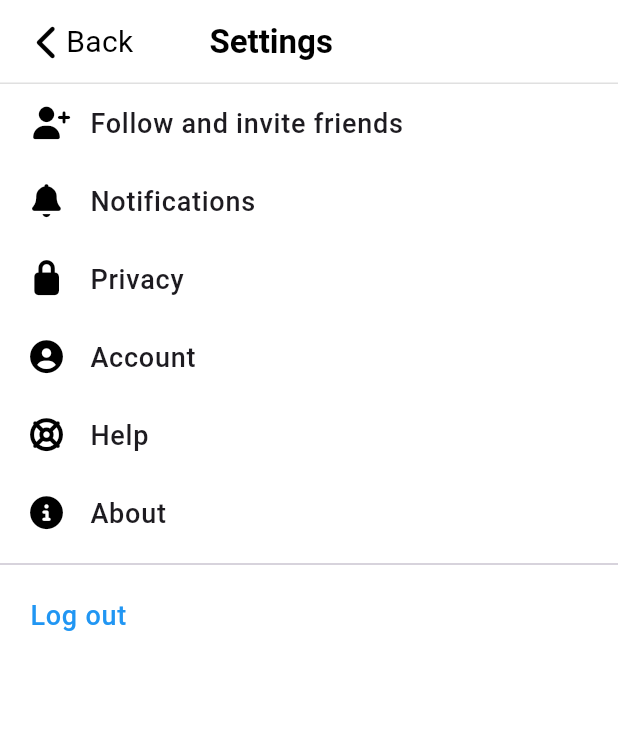
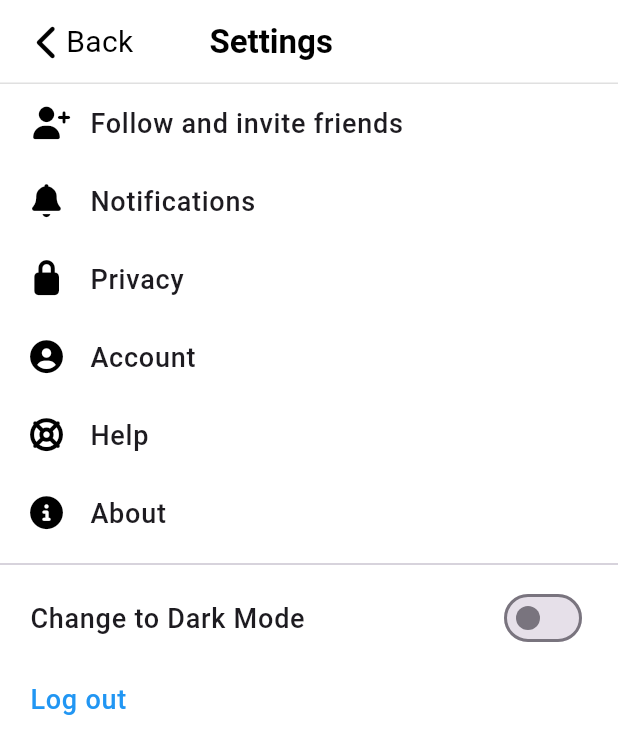
Before and after one commit to seedjin298/flutterChallenge2025, a Flutter app: the SettingsScreen screen opened directly, on a phone screen of 412 x 824 dp. Shown: the top 754 px of the screen. Run offline on Flutter 3.47's test engine with Material 3 defaults, Android fonts, the phone set to English and light mode, and no system bars; our stand-ins replace camera, faker, flutter_svg, font_awesome_flutter, go_router, image_picker and 2 more; accounts and stored records are empty.

Commit message:
finished day39

```diff
--- /dev/null
+++ b/devtools_options.yaml
@@ -0,0 +1,3 @@
+description: This file stores settings for Dart & Flutter DevTools.
+documentation: https://docs.flutter.dev/tools/devtools/extensions#configure-extension-enablement-states
+extensions:
--- a/lib/router.dart
+++ b/lib/router.dart
@@ -1,6 +1,6 @@
 import 'package:day15/features/main_navigation/main_navigation_screen.dart';
-import 'package:day15/settings/privacy_screen.dart';
-import 'package:day15/settings/settings_screen.dart';
+import 'package:day15/settings/views/privacy_screen.dart';
+import 'package:day15/settings/views/settings_screen.dart';
 import 'package:go_router/go_router.dart';
 
 final router = GoRouter(
--- /dev/null
+++ b/lib/settings/models/theme_mode_model.dart
@@ -0,0 +1,7 @@
+class ThemeModeModel {
+  bool darkMode;
+
+  ThemeModeModel({
+    required this.darkMode,
+  });
+}
--- /dev/null
+++ b/lib/settings/repo/theme_mode_repo.dart
@@ -0,0 +1,17 @@
+import 'package:shared_preferences/shared_preferences.dart';
+
+class ThemeModeRepository {
+  static const String _darkMode = "isDarkMode";
+
+  final SharedPreferences _preferences;
+
+  ThemeModeRepository(this._preferences);
+
+  Future<void> setDarkMode(bool value) async {
+    _preferences.setBool(_darkMode, value);
+  }
+
+  bool isDarkMode() {
+    return _preferences.getBool(_darkMode) ?? false;
+  }
+}
--- /dev/null
+++ b/lib/settings/view_models/theme_mode_view_model.dart
@@ -0,0 +1,21 @@
+import 'package:day15/settings/models/theme_mode_model.dart';
+import 'package:day15/settings/repo/theme_mode_repo.dart';
+import 'package:flutter/material.dart';
+
+class ThemeModeViewModel extends ChangeNotifier {
+  final ThemeModeRepository _repository;
+
+  late final ThemeModeModel _model = ThemeModeModel(
+    darkMode: _repository.isDarkMode(),
+  );
+
+  ThemeModeViewModel(this._repository);
+
+  bool get darkMode => _model.darkMode;
+
+  void setDarkMode(bool value) {
+    _repository.setDarkMode(value);
+    _model.darkMode = value;
+    notifyListeners();
+  }
+}
--- a/lib/settings/privacy_screen.dart
+++ b/lib/settings/views/privacy_screen.dart
@@ -1,6 +1,6 @@
 import 'package:day15/constants/gaps.dart';
 import 'package:day15/constants/sizes.dart';
-import 'package:day15/settings/widget/privacy_list_tile.dart';
+import 'package:day15/settings/views/widget/privacy_list_tile.dart';
 import 'package:flutter/material.dart';
 import 'package:font_awesome_flutter/font_awesome_flutter.dart';
 
--- a/lib/settings/settings_screen.dart
+++ b/lib/settings/views/settings_screen.dart
@@ -1,11 +1,13 @@
 import 'package:day15/constants/gaps.dart';
 import 'package:day15/constants/sizes.dart';
-import 'package:day15/settings/privacy_screen.dart';
-import 'package:day15/settings/widget/setting_list_tile.dart';
+import 'package:day15/settings/view_models/theme_mode_view_model.dart';
+import 'package:day15/settings/views/privacy_screen.dart';
+import 'package:day15/settings/views/widget/setting_list_tile.dart';
 import 'package:flutter/cupertino.dart';
 import 'package:flutter/material.dart';
 import 'package:font_awesome_flutter/font_awesome_flutter.dart';
 import 'package:go_router/go_router.dart';
+import 'package:provider/provider.dart';
 
 class SettingsScreen extends StatefulWidget {
   static const routeUrl = "/settings";
@@ -30,6 +32,7 @@ class _SettingsScreenState extends State<SettingsScreen> {
   @override
   Widget build(BuildContext context) {
     final size = MediaQuery.of(context).size;
+    final isDarkMode = context.watch<ThemeModeViewModel>().darkMode;
     return Scaffold(
       appBar: AppBar(
         title: Text(
@@ -107,7 +110,24 @@ class _SettingsScreenState extends State<SettingsScreen> {
                 padding: const EdgeInsets.symmetric(
                   horizontal: Sizes.size20,
                 ),
-                child: ListTile(
+                child: Column(
+                  children: [
+                    SwitchListTile.adaptive(
+                      contentPadding: EdgeInsets.zero,
+                      value: isDarkMode,
+                      onChanged: (value) {
+                        context.read<ThemeModeViewModel>().setDarkMode(value);
+                        setState(() {});
+                      },
+                      title: Text(
+                        "Change to ${isDarkMode ? "Light" : "Dark"} Mode",
+                        style: TextStyle(
+                          fontSize: Sizes.size18,
+                          fontWeight: FontWeight.w500,
+                        ),
+                      ),
+                    ),
+                    ListTile(
                       visualDensity: VisualDensity(vertical: -1),
                       contentPadding: EdgeInsets.zero,
                       splashColor: Colors.transparent,
@@ -150,8 +170,11 @@ class _SettingsScreenState extends State<SettingsScreen> {
                           fontWeight: FontWeight.w500,
                         ),
                       ),
-                  trailing:
-                      _isLogOutPressed ? CupertinoActivityIndicator() : null,
+                      trailing: _isLogOutPressed
+                          ? CupertinoActivityIndicator()
+                          : null,
+                    ),
+                  ],
                 ),
               ),
             ],
--- a/lib/users/user_profile_screen.dart
+++ b/lib/users/user_profile_screen.dart
@@ -1,6 +1,6 @@
 import 'package:day15/constants/gaps.dart';
 import 'package:day15/constants/sizes.dart';
-import 'package:day15/settings/settings_screen.dart';
+import 'package:day15/settings/views/settings_screen.dart';
 import 'package:day15/users/widgets/persistent_tab_bar.dart';
 import 'package:day15/users/widgets/users_reply_timeline.dart';
 import 'package:day15/users/widgets/users_thread_timeline.dart';
--- a/pubspec.yaml
+++ b/pubspec.yaml
@@ -43,6 +43,8 @@ dependencies:
   gallery_saver_plus: ^3.2.9
   image_picker: ^1.2.0
   go_router: 6.0.2
+  shared_preferences: ^2.5.3
+  provider: ^6.1.5+1
 
 dev_dependencies:
   flutter_test:
```
Also changed, not shown: lib/main.dart (+25 -3 lines), lib/settings/views/widget/privacy_list_tile.dart (renamed from lib/settings/widget/privacy_list_tile.dart), lib/settings/views/widget/setting_list_tile.dart (renamed from lib/settings/widget/setting_list_tile.dart), pubspec.lock, 2 other files. Lines whose indentation alone changed are shown as unchanged.
